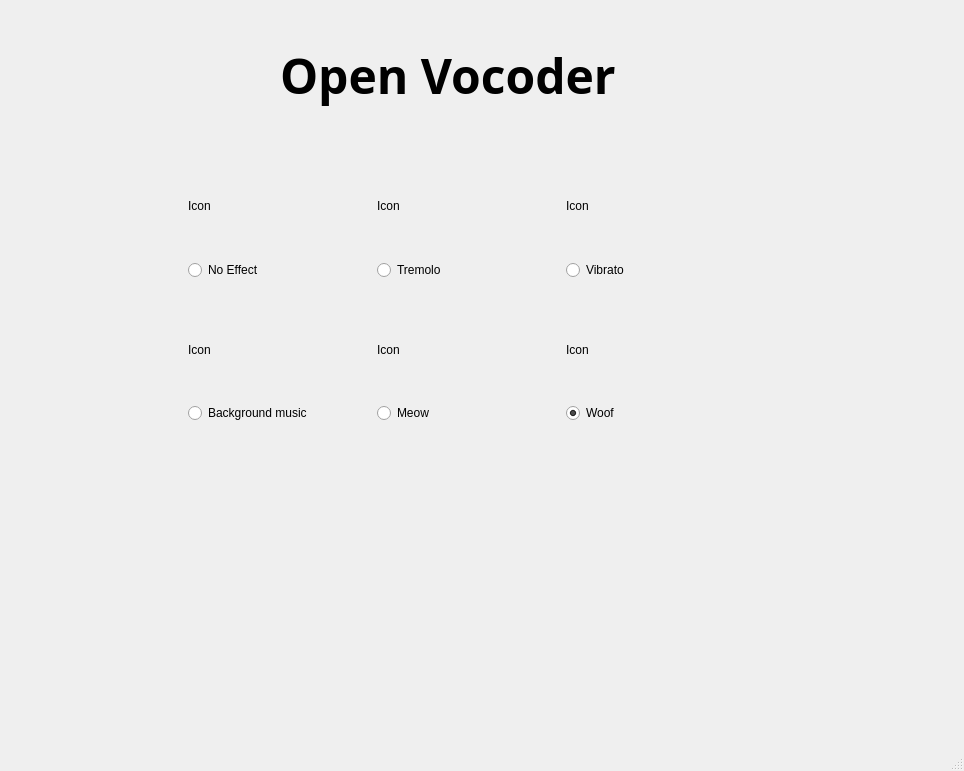
This is vocoder.ui in Theo-Monseran/projet-pg205 as Qt 5 draws it before an edit. The edited form follows.
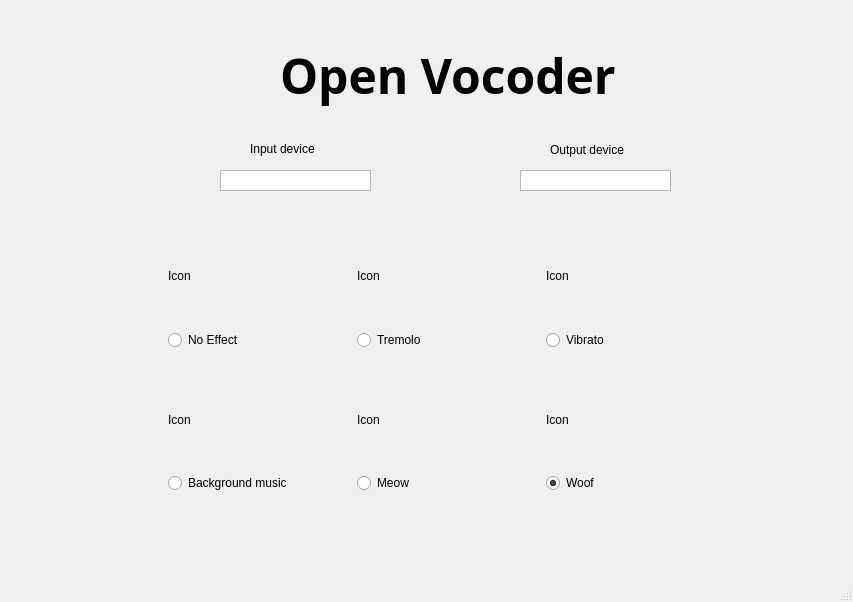
This is the edited form.

Patch:
```diff
--- a/vocoder.ui
+++ b/vocoder.ui
@@ -6,8 +6,8 @@
    <rect>
     <x>0</x>
     <y>0</y>
-    <width>964</width>
-    <height>771</height>
+    <width>853</width>
+    <height>602</height>
    </rect>
   </property>
   <property name="windowTitle">
@@ -17,8 +17,8 @@
    <widget class="QWidget" name="gridLayoutWidget">
     <property name="geometry">
      <rect>
-      <x>180</x>
-      <y>150</y>
+      <x>160</x>
+      <y>220</y>
       <width>561</width>
       <height>281</height>
      </rect>
@@ -334,6 +334,52 @@
      <string>Open Vocoder</string>
     </property>
    </widget>
+   <widget class="QListView" name="listView">
+    <property name="geometry">
+     <rect>
+      <x>220</x>
+      <y>170</y>
+      <width>151</width>
+      <height>21</height>
+     </rect>
+    </property>
+   </widget>
+   <widget class="QLabel" name="label">
+    <property name="geometry">
+     <rect>
+      <x>250</x>
+      <y>140</y>
+      <width>81</width>
+      <height>18</height>
+     </rect>
+    </property>
+    <property name="text">
+     <string>Input device</string>
+    </property>
+   </widget>
+   <widget class="QListView" name="listView_2">
+    <property name="geometry">
+     <rect>
+      <x>520</x>
+      <y>170</y>
+      <width>151</width>
+      <height>21</height>
+     </rect>
+    </property>
+   </widget>
+   <widget class="QLabel" name="label_2">
+    <property name="geometry">
+     <rect>
+      <x>550</x>
+      <y>140</y>
+      <width>101</width>
+      <height>20</height>
+     </rect>
+    </property>
+    <property name="text">
+     <string>Output device</string>
+    </property>
+   </widget>
   </widget>
   <widget class="QMenuBar" name="menubar">
    <property name="geometry">
```
Left out of the diff: 30 changed lines with no effect on the pictures.
